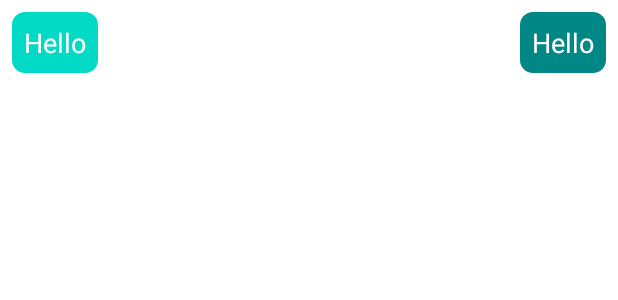
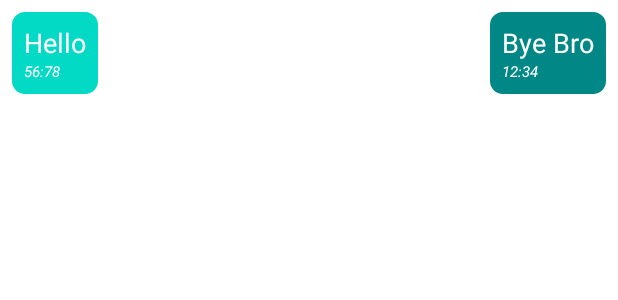
Before and after one commit to CS5520Feinberg/final-project-v2-group-10, an Android app: the layout fragment_message_children_chat_items.xml on its own in the app's theme, with its tools: preview values and no code run, on a phone screen of 412 x 824 dp. Shown: the top 300 px of the screen. Run offline under Robolectric (Android 15) with nearby library versions, the phone set to English and light mode, and no system bars.

Commit message:
Chat Third Commit: Chat History Added

```diff
--- a/app/src/main/java/edu/northeastern/numad23su_team_v2_group_10_final_project/ChatActivity.java
+++ b/app/src/main/java/edu/northeastern/numad23su_team_v2_group_10_final_project/ChatActivity.java
@@ -106,6 +106,7 @@ public class ChatActivity extends AppCompatActivity {
 
         chatRoom.setLastMessageTimestamp(Timestamp.now());
         chatRoom.setLastMessageSenderId(FirebaseUtil.currentUserId());
+        chatRoom.setLastMessage(message);
         FirebaseUtil.getChatroomReference(chatroomId).set(chatRoom);
 
         ChatMessage chatMessage = new ChatMessage(message, FirebaseUtil.currentUserId(), Timestamp.now());
--- a/app/src/main/res/layout/fragment_message_children_chat_items.xml
+++ b/app/src/main/res/layout/fragment_message_children_chat_items.xml
@@ -5,38 +5,64 @@
     android:padding="8dp">
 
     <LinearLayout
+        android:id="@+id/left_chat_layout"
         android:layout_width="wrap_content"
         android:layout_height="wrap_content"
+        android:layout_marginEnd="80dp"
         android:background="@drawable/edittext_outline"
         android:backgroundTint="@color/teal_200"
-        android:padding="8dp"
-        android:layout_marginEnd="80dp"
-        android:id="@+id/left_chat_layout"
-        android:orientation="vertical">
+        android:orientation="vertical"
+        android:padding="8dp">
+
         <TextView
+            android:id="@+id/left_chat_textview"
             android:layout_width="wrap_content"
             android:layout_height="wrap_content"
+            android:text="Hello"
             android:textColor="@color/white"
-            android:textSize="18sp"
-            android:text="Hello"
-            android:id="@+id/left_chat_textview"/>
+            android:textSize="18sp" />
+
+        <TextView
+            android:id="@+id/left_chat_sent_time"
+            android:layout_width="match_parent"
+            android:layout_height="wrap_content"
+            android:layout_alignParentStart="true"
+            android:layout_alignParentBottom="true"
+            android:textColor="@color/white"
+            android:text="56:78"
+            android:textSize="10dp"
+            android:textStyle="italic" />
     </LinearLayout>
+
     <LinearLayout
+        android:id="@+id/right_chat_layout"
         android:layout_width="wrap_content"
         android:layout_height="wrap_content"
+        android:layout_alignParentEnd="true"
+        android:layout_marginStart="80dp"
         android:background="@drawable/edittext_outline"
         android:backgroundTint="@color/teal_700"
-        android:layout_alignParentEnd="true"
-        android:padding="8dp"
-        android:layout_marginStart="80dp"
-        android:id="@+id/right_chat_layout">
+        android:orientation="vertical"
+        android:padding="8dp">
+
         <TextView
+            android:id="@+id/right_chat_textview"
             android:layout_width="wrap_content"
             android:layout_height="wrap_content"
+            android:text="Bye Bro"
             android:textColor="@color/white"
-            android:textSize="18sp"
-            android:text="Hello"
-            android:id="@+id/right_chat_textview"/>
+            android:textSize="18sp" />
+        <TextView
+            android:id="@+id/right_chat_sent_time"
+            android:layout_width="match_parent"
+            android:layout_height="wrap_content"
+            android:layout_alignParentStart="true"
+            android:layout_alignParentBottom="true"
+            android:textColor="@color/white"
+            android:text="12:34"
+            android:textSize="10dp"
+            android:textStyle="italic" />
+
     </LinearLayout>
 
 </RelativeLayout>
```
Also changed, not shown: app/src/main/java/edu/northeastern/numad23su_team_v2_group_10_final_project/message/ChatAdapter.java (+5 -5 lines), app/src/main/java/edu/northeastern/numad23su_team_v2_group_10_final_project/message/ChatFragment.java (+56 -5 lines), app/src/main/java/edu/northeastern/numad23su_team_v2_group_10_final_project/message/HistoryAdapter.java (added, +81 -0 lines), app/src/main/java/edu/northeastern/numad23su_team_v2_group_10_final_project/message/UsersFragment.java (+7 -10 lines), app/src/main/java/edu/northeastern/numad23su_team_v2_group_10_final_project/util/FirebaseUtil.java (+6 -2 lines), app/src/main/res/layout/fragment_message_children_chat_history.xml (renamed from app/src/main/res/layout/temp_placeholder.xml, +3 -5 lines), app/src/main/res/layout/fragment_message_children_chat_history_items.xml (added, +69 -0 lines).
